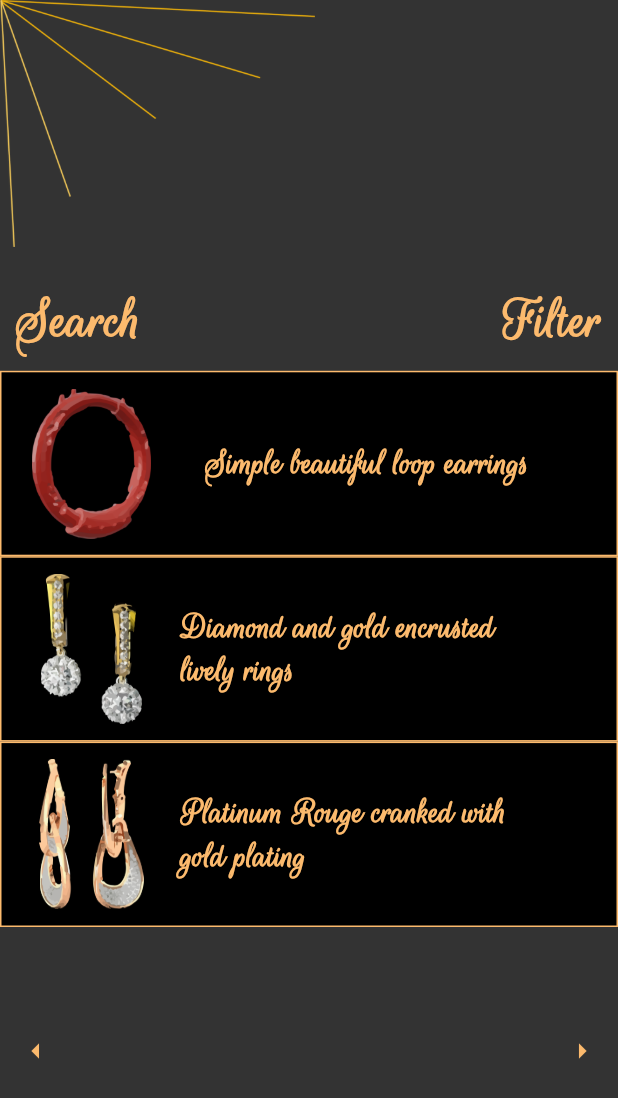
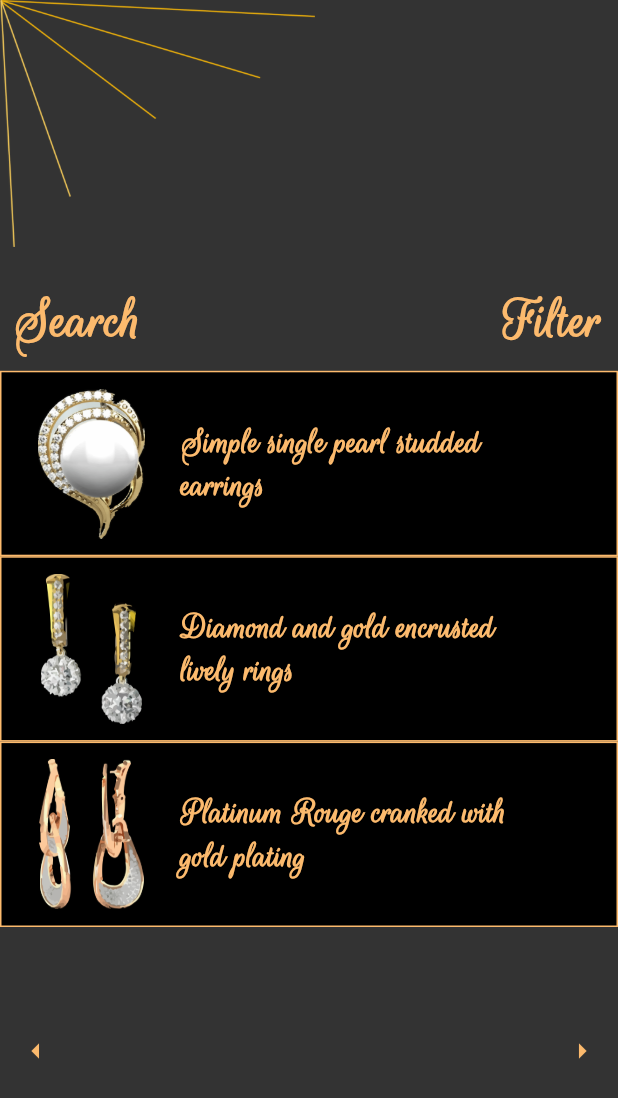
Before and after one commit to ameysunu/DemonHacks, a Flutter app: the Earrings screen opened directly, on a phone screen of 412 x 824 dp. Shown: the top 1098 px of the screen. Run offline on Flutter 3.47's test engine with Material 2 defaults, Android fonts, the phone set to English and light mode, and no system bars; our stand-ins replace firebase_auth, firebase_core, google_sign_in, hexcolor; missing offline and left inert: flutter_unity; accounts and stored records are empty.

Commit message:
ui changes

```diff
--- a/lib/pages/earrings.dart
+++ b/lib/pages/earrings.dart
@@ -83,7 +83,7 @@ class _EarringsState extends State<Earrings> {
                         width: MediaQuery.of(context).size.width * 0.6,
                         child: Center(
                           child: Text(
-                            'Simple beautiful loop earrings',
+                            'Simple single pearl studded earrings',
                             style: TextStyle(
                                 fontFamily: 'RougeScript',
                                 fontWeight: FontWeight.w600,
```
Also changed, not shown: images/objects/earr1.png, images/objects/man_ear.png.
